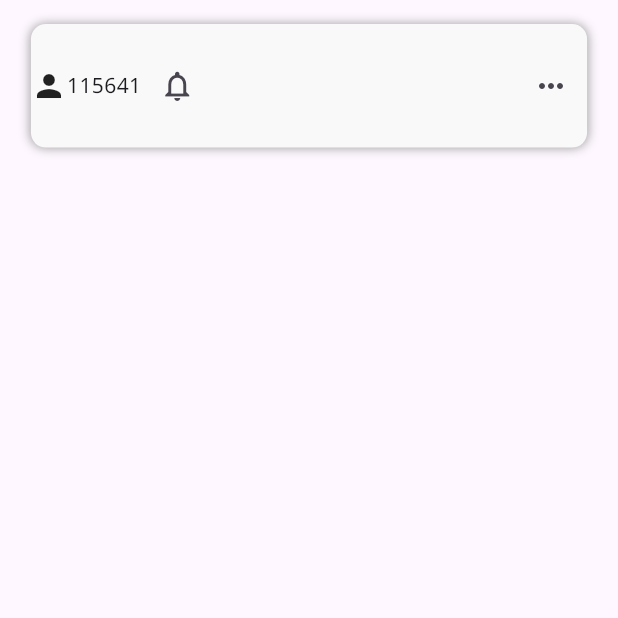
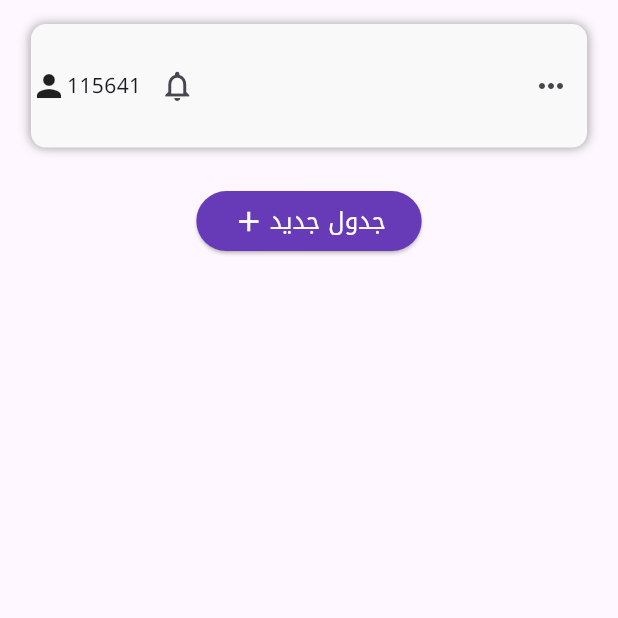
Before and after one commit to Elie-AboZraa/schedule_me, a Flutter app: the screen it shows after launch, after a tap on "دخول من دون مستخدم", on a phone screen of 412 x 824 dp, the top half of it. Run offline on Flutter 3.47's test engine with Material 3 defaults, Android fonts, the phone set to English and light mode, and no system bars; our stand-ins replace google_fonts; project files that could hold a hidden picture were left out.

Commit message:
adding (making new schedule) page ,adding basic widgets

```diff
--- /dev/null
+++ b/lib/Helpers/_schedule_managing.dart
@@ -0,0 +1,14 @@
+import 'package:flutter/material.dart';
+import 'package:schedule_me/Widgets/ButtonWithTextandIcon.dart';
+
+bool fetch_scheduls() {
+  return false;
+}
+
+dynamic schedule_managing(context) {
+  if (fetch_scheduls()) {
+    return Container();
+  } else {
+    return ButtonWithTextandIcon(text: "جدول جديد",icon: Icons.add,route: "CreateSchedules",);
+  }
+}
--- a/lib/Pages/home.dart
+++ b/lib/Pages/home.dart
@@ -1,5 +1,6 @@
 import 'package:flutter/material.dart';
 import 'package:schedule_me/Widgets/StikyInfo.dart';
+import 'package:schedule_me/Helpers/_schedule_managing.dart';
 
 class HomePage extends StatefulWidget {
   const HomePage({super.key});
@@ -13,7 +14,10 @@ class _HomePageState extends State<HomePage> {
   Widget build(BuildContext context) {
     return Scaffold(
 
-      body: Center(
+      body: Column(
+        spacing:25,
+        children: [
+          Center(
             child: Container(
               alignment: Alignment.topCenter,
 
@@ -23,6 +27,12 @@ class _HomePageState extends State<HomePage> {
               child: StikyInfo(),
             ),
           ),
+          Container(child:
+          schedule_managing(context)
+          ,)
+
+        ],
+      ),
     );
   }
 }
--- a/lib/Router.dart
+++ b/lib/Router.dart
@@ -1,6 +1,7 @@
 import 'package:flutter/material.dart';
 import 'package:schedule_me/Pages/home.dart';
 import 'package:schedule_me/Pages/login.dart';
+import 'package:schedule_me/Pages/creating_schedules.dart';
 
 dynamic createRoute(String selection) {
   return PageRouteBuilder(
@@ -10,7 +11,8 @@ dynamic createRoute(String selection) {
           return LoginPage();
         case "Home":
           return HomePage();
-
+        case "CreateSchedules":
+          return CreatingSchedulesPage();
         default:
           return LoginPage();
       }
--- /dev/null
+++ b/lib/Widgets/ButtonWithTextandIcon.dart
@@ -0,0 +1,39 @@
+import 'package:flutter/material.dart';
+import 'package:schedule_me/Router.dart';
+
+class ButtonWithTextandIcon extends StatelessWidget {
+  final String text;
+
+  final dynamic icon;
+
+  final String route;
+
+  const ButtonWithTextandIcon({this.text="", this.icon, this.route="Home", super.key});
+
+  @override
+  Widget build(BuildContext context) {
+    return ElevatedButton(
+      style: ElevatedButton.styleFrom(backgroundColor: Colors.deepPurple),
+      onPressed: ()=>Navigator.of(context).push(createRoute(this.route)),
+      child: Row(
+        mainAxisSize: MainAxisSize.min,
+        crossAxisAlignment: CrossAxisAlignment.center,
+        spacing: 3,
+        children: [
+          Icon(
+            this.icon,
+            color: Colors.white,
+            size: Theme.of(context).textTheme.titleLarge?.fontSize,
+          ),
+          Text(
+            this.text,
+            style: Theme.of(context).textTheme.titleMedium?.apply(
+              color: Colors.white,
+              //fontWeightDelta: 1,
+            ),
+          ),
+        ],
+      ),
+    );
+  }
+}
--- a/lib/main.dart
+++ b/lib/main.dart
@@ -4,11 +4,11 @@ import 'package:schedule_me/Pages/login.dart';
 import 'package:google_fonts/google_fonts.dart';
 
 void main() {
-  runApp(const MyApp());
+  runApp(const ScheduleMe());
 }
 
-class MyApp extends StatelessWidget {
-  const MyApp({super.key});
+class ScheduleMe extends StatelessWidget {
+  const ScheduleMe({super.key});
 
   // This widget is the root of your application.
   @override
```
Also changed, not shown: lib/Helpers/_MakeEnteries.dart (added, +13 -0 lines), lib/Pages/creating_schedules.dart (added, +29 -0 lines), lib/Widgets/FilterContainer.dart (added, +104 -0 lines). Lines whose indentation alone changed are shown as unchanged.
